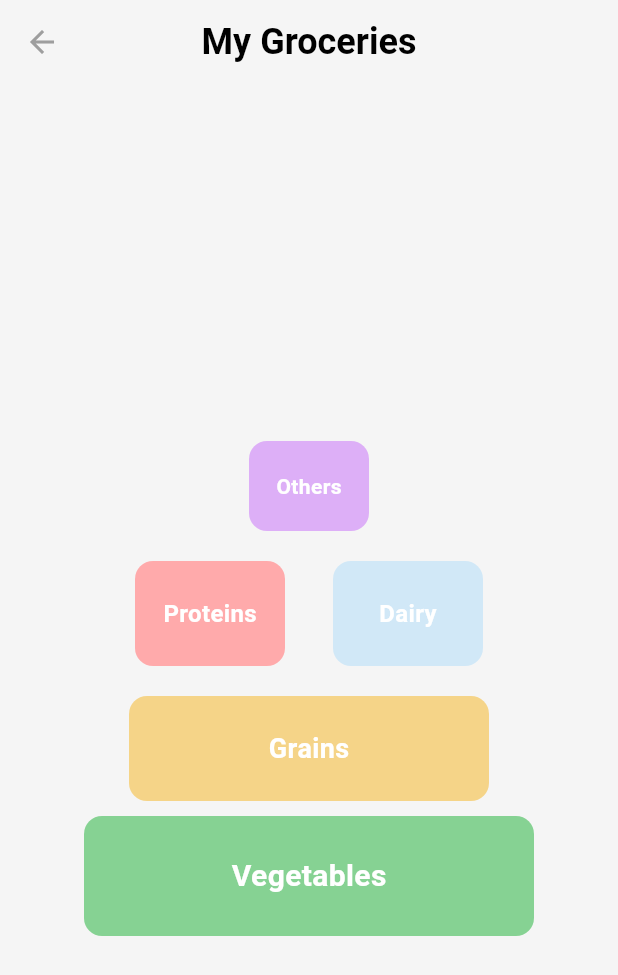
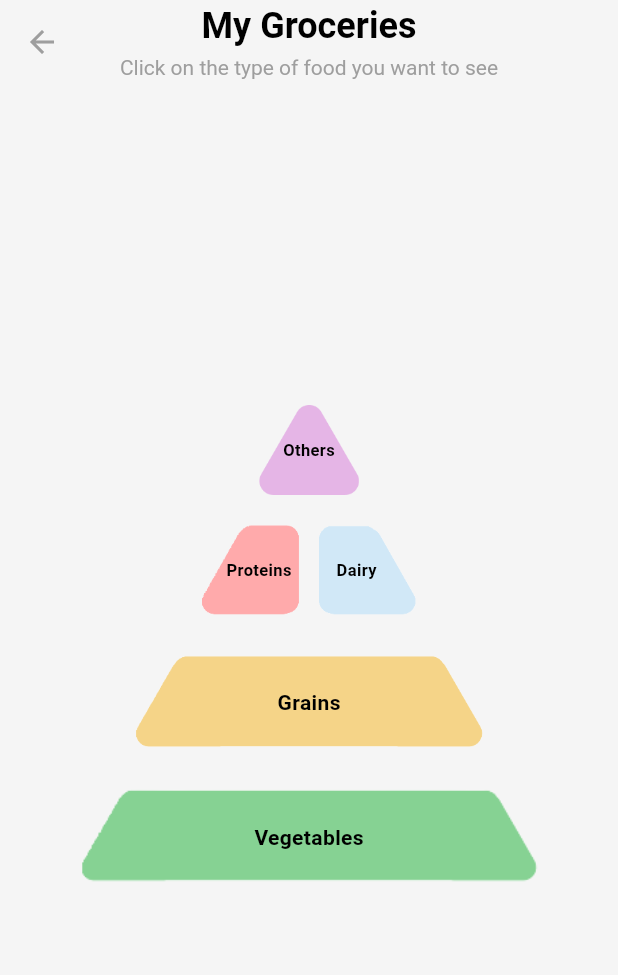
Before and after one commit to DeKxus/ZipRecipes, a Flutter app: the GroceriesListPage screen opened directly, on a phone screen of 412 x 824 dp. Shown: the top 975 px of the screen. Run offline on Flutter 3.47's test engine with Material 3 defaults, Android fonts, the phone set to English and light mode, and no system bars; our stand-ins replace cloud_firestore, curved_navigation_bar, firebase_auth, firebase_core, image_picker; missing offline and left inert: dart:ffi; accounts and stored records are empty.

Commit message:
22/11 - my groceries

```diff
--- a/zip_recipes_app/lib/home/groceries.dart
+++ b/zip_recipes_app/lib/home/groceries.dart
@@ -7,17 +7,19 @@ class GroceriesListPage extends StatelessWidget {
   @override
   Widget build(BuildContext context) {
     return Scaffold(
-      backgroundColor: const Color.fromRGBO(245, 245, 245, 1),
+      backgroundColor: const Color(0xFFF5F5F5),
       appBar: AppBar(
         backgroundColor: Colors.transparent,
         elevation: 0,
         leading: IconButton(
           icon: const Icon(Icons.arrow_back, color: Colors.grey),
           onPressed: () {
-            Navigator.pop(context); // Navigate back to the previous page
+            Navigator.pop(context);
           },
         ),
-        title: const Text(
+        title: const Column(
+          children: [
+            Text(
               'My Groceries',
               style: TextStyle(
                 fontSize: 24,
@@ -25,172 +27,192 @@ class GroceriesListPage extends StatelessWidget {
                 color: Colors.black,
               ),
             ),
+            SizedBox(height: 4), // Small spacing
+            Text(
+              'Click on the type of food you want to see',
+              style: TextStyle(
+                fontSize: 14,
+                color: Colors.grey,
+              ),
+            ),
+          ],
+        ),
         centerTitle: true,
       ),
       body: Center(
+        child: Column(
+          mainAxisSize: MainAxisSize.min,
+          children: [
+            // Top Layer: Others
+            GestureDetector(
+              onTap: () {
+                Navigator.push(
+                  context,
+                  MaterialPageRoute(
+                    builder: (context) =>
+                    const FoodListPage(foodType: 'Others'),
+                  ),
+                );
+              },
               child: Stack(
                 alignment: Alignment.center,
                 children: [
-            // Bottom Layer: Vegetables
-            Positioned(
-              bottom: 200,
+                  Image.asset(
+                    'assets/images/icons/others_groceries.png',
+                    width: 80,
+                    height: 60,
+                    fit: BoxFit.contain,
+                  ),
+                  const Text(
+                    'Others',
+                    style: TextStyle(
+                      fontSize: 11,
+                      fontWeight: FontWeight.bold,
+                      color: Colors.black,
+                    ),
+                  ),
+                ],
+              ),
+            ),
+
+            // Third Layer: Proteins and Dairy
+            SizedBox(
+              height: 100,
+              child: Stack(
+                alignment: Alignment.center,
+                children: [
+                  // First Pair: Proteins
+                  Align(
+                    alignment: const Alignment(-0.25, 0),
                     child: GestureDetector(
                       onTap: () {
                         Navigator.push(
                           context,
                           MaterialPageRoute(
-                      builder: (context) =>
-                          FoodListPage(foodType: 'Vegetables'),
+                            builder: (context) => const FoodListPage(foodType: 'Proteins'),
                           ),
                         );
                       },
-                child: Container(
-                  width: 300,
-                  height: 80,
-                  decoration: BoxDecoration(
-                    color: const Color.fromRGBO(134, 210, 147, 1),
-                    borderRadius: BorderRadius.circular(12),
+                      child: Stack(
+                        alignment: const Alignment(0.2, 0),
+                        children: [
+                          Image.asset(
+                            'assets/images/icons/proteins_groceries.png',
+                            width: 100,
+                            height: 60,
+                            fit: BoxFit.contain,
                           ),
-                  alignment: Alignment.center,
-                  child: const Text(
-                    'Vegetables',
+                          const Text(
+                            'Proteins',
                             style: TextStyle(
-                      fontSize: 20,
-                      color: Colors.white,
+                              fontSize: 11,
                               fontWeight: FontWeight.bold,
+                              color: Colors.black,
                             ),
                           ),
+                        ],
                       ),
                     ),
                   ),
 
-            // Second Layer: Grains
-            Positioned(
-              bottom: 290,
+                  // Second Pair: Dairy
+                  Align(
+                    alignment: const Alignment(0.25, 0),
                     child: GestureDetector(
                       onTap: () {
                         Navigator.push(
                           context,
                           MaterialPageRoute(
-                      builder: (context) => FoodListPage(foodType: 'Grains'),
+                            builder: (context) => const FoodListPage(foodType: 'Dairy'),
                           ),
                         );
                       },
-                child: Container(
-                  width: 240,
-                  height: 70,
-                  decoration: BoxDecoration(
-                    color: const Color.fromRGBO(245, 212, 136, 1),
-                    borderRadius: BorderRadius.circular(12),
+                      child: Stack(
+                        alignment: const Alignment(-0.2, 0),
+                        children: [
+                          Image.asset(
+                            'assets/images/icons/dairy_groceries.png',
+                            width: 100,
+                            height: 60,
+                            fit: BoxFit.contain,
                           ),
-                  alignment: Alignment.center,
-                  child: const Text(
-                    'Grains',
+                          const Text(
+                            'Dairy',
                             style: TextStyle(
-                      fontSize: 18,
-                      color: Colors.white,
+                              fontSize: 11,
                               fontWeight: FontWeight.bold,
+                              color: Colors.black,
+                            ),
+                          ),
+                        ],
                       ),
                     ),
                   ),
+                ],
               ),
             ),
 
-            // Third Layer: Proteins (Left)
-            Positioned(
-              bottom: 380,
-              left: 90,
-              child: GestureDetector(
+            // Second Layer: Grains
+            GestureDetector(
               onTap: () {
                 Navigator.push(
                   context,
                   MaterialPageRoute(
-                      builder: (context) => FoodListPage(foodType: 'Proteins'),
+                    builder: (context) =>
+                    const FoodListPage(foodType: 'Grains'),
                   ),
                 );
               },
-                child: Container(
-                  width: 100,
-                  height: 70,
-                  decoration: BoxDecoration(
-                    color: const Color.fromRGBO(255, 170, 171, 1),
-                    borderRadius: BorderRadius.circular(12),
+              child: Stack(
+                alignment: const Alignment(0, -0.2),
+                children: [
+                  Image.asset(
+                    'assets/images/icons/grains_groceries.png',
+                    width: 270,
+                    height: 90,
+                    fit: BoxFit.contain,
                   ),
-                  alignment: Alignment.center,
-                  child: const Text(
-                    'Proteins',
+                  const Text(
+                    'Grains',
                     style: TextStyle(
-                      fontSize: 16,
-                      color: Colors.white,
+                      fontSize: 14,
                       fontWeight: FontWeight.bold,
+                      color: Colors.black,
                     ),
                   ),
-                ),
+                ],
               ),
             ),
 
-            // Third Layer: Dairy (Right)
-            Positioned(
-              bottom: 380,
-              right: 90,
-              child: GestureDetector(
+            // Bottom Layer: Vegetables
+            GestureDetector(
               onTap: () {
                 Navigator.push(
                   context,
                   MaterialPageRoute(
-                      builder: (context) => FoodListPage(foodType: 'Dairy'),
+                    builder: (context) =>
+                    const FoodListPage(foodType: 'Vegetables'),
                   ),
                 );
               },
-                child: Container(
-                  width: 100,
-                  height: 70,
-                  decoration: BoxDecoration(
-                    color: const Color.fromRGBO(209, 232, 247, 1),
-                    borderRadius: BorderRadius.circular(12),
+              child: Stack(
+                alignment: const Alignment(0, -0.2),
+                children: [
+                  Image.asset(
+                    'assets/images/icons/plants_groceries.png',
+                    width: 350,
+                    height: 90,
+                    fit: BoxFit.contain,
                   ),
-                  alignment: Alignment.center,
-                  child: const Text(
-                    'Dairy',
+                  const Text(
+                    'Vegetables',
                     style: TextStyle(
-                      fontSize: 16,
-                      color: Colors.white,
+                      fontSize: 14,
                       fontWeight: FontWeight.bold,
+                      color: Colors.black,
                     ),
                   ),
-                ),
-              ),
-            ),
-
-            // Top Layer: Others
-            Positioned(
-              bottom: 470,
-              child: GestureDetector(
-                onTap: () {
-                  Navigator.push(
-                    context,
-                    MaterialPageRoute(
-                      builder: (context) => FoodListPage(foodType: 'Others'),
-                    ),
-                  );
-                },
-                child: Container(
-                  width: 80,
-                  height: 60,
-                  decoration: BoxDecoration(
-                    color: const Color.fromRGBO(221, 175, 247, 1),
-                    borderRadius: BorderRadius.circular(12),
-                  ),
-                  alignment: Alignment.center,
-                  child: const Text(
-                    'Others',
-                    style: TextStyle(
-                      fontSize: 14,
-                      color: Colors.white,
-                      fontWeight: FontWeight.bold,
-                    ),
-                  ),
-                ),
+                ],
               ),
             ),
           ],
```
Also changed, not shown: zip_recipes_app/assets/images/icons/dairy_groceries.png (added), zip_recipes_app/assets/images/icons/grains_groceries.png (added), zip_recipes_app/assets/images/icons/others_groceries.png (added), zip_recipes_app/assets/images/icons/plants_groceries.png (added), zip_recipes_app/assets/images/icons/proteins_groceries.png (added). Lines whose indentation alone changed are shown as unchanged.
